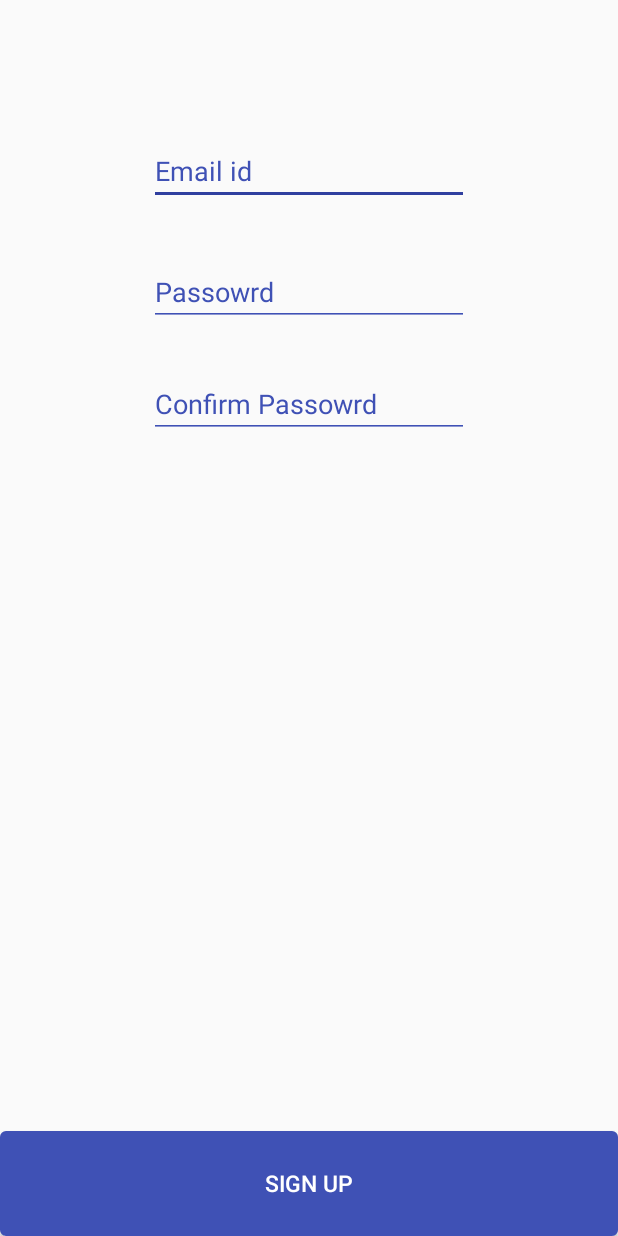
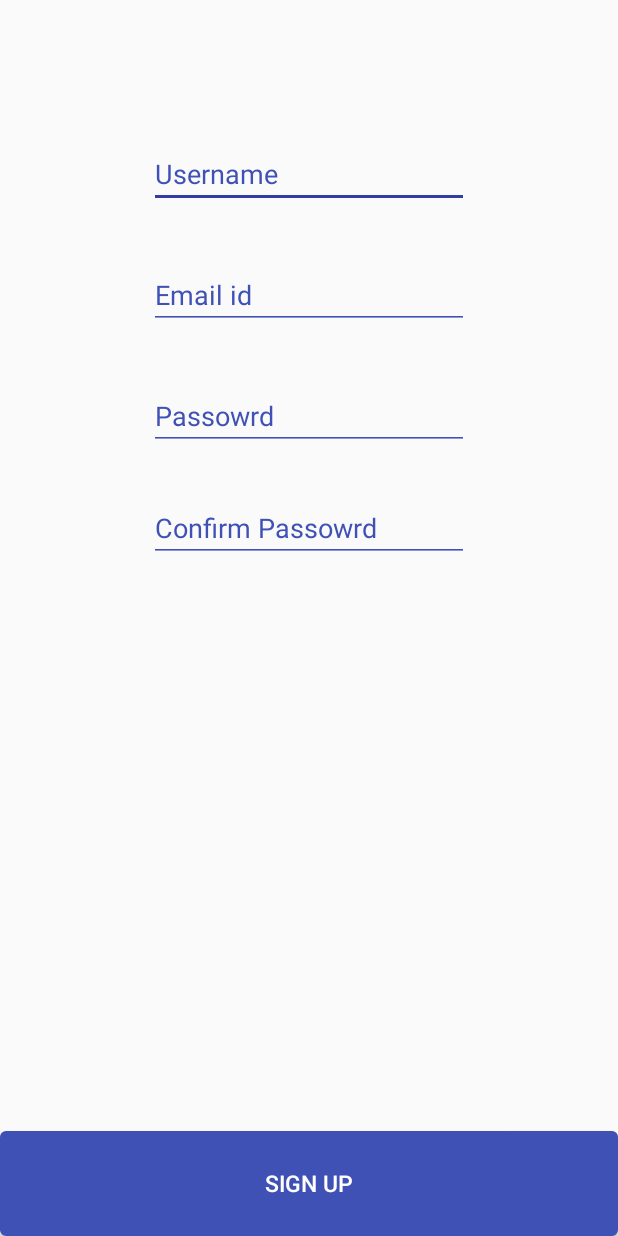
Before and after one commit to yash19970/smartCarParkingIoT, an Android app: the SignUp screen opened directly, with no data from a screen before it, on a phone screen of 412 x 824 dp. Run offline under Robolectric (Android 15) with nearby library versions, the light colour scheme and no system bars; our stand-ins replace Firebase (no records; nobody signed in at launch, a user with empty details on screens opened directly).

Commit message:
username added

```diff
--- a/Carpark/app/src/main/res/layout/sign_up.xml
+++ b/Carpark/app/src/main/res/layout/sign_up.xml
@@ -4,13 +4,28 @@
     android:layout_height="match_parent">
 
     <EditText
-        android:id="@+id/emails"
+        android:id="@+id/username"
         android:theme="@style/MyEditText"
         android:layout_width="wrap_content"
         android:layout_height="wrap_content"
         android:layout_alignParentTop="true"
         android:layout_centerHorizontal="true"
-        android:layout_marginTop="91dp"
+        android:layout_marginTop="93dp"
+        android:hint="Username"
+        android:ems="10"
+        android:inputType="textEmailAddress"
+        android:textColorHint="@color/colorPrimary"
+        android:textColor="@color/colorPrimary"
+        />
+
+    <EditText
+        android:layout_below="@+id/username"
+        android:id="@+id/emails"
+        android:theme="@style/MyEditText"
+        android:layout_width="wrap_content"
+        android:layout_height="wrap_content"
+        android:layout_centerHorizontal="true"
+        android:layout_marginTop="35dp"
         android:hint="Email id"
         android:ems="10"
         android:inputType="textEmailAddress"
@@ -61,13 +76,14 @@
         android:textSize="15sp"
 
         />
+
     <ProgressBar
         android:id="@+id/progressBar"
         android:layout_width="40dp"
         android:layout_height="40dp"
-        android:layout_gravity="center|bottom"
-        android:layout_marginBottom="20dp"
-        android:visibility="gone" android:layout_below="@+id/activity_main"
+        android:layout_below="@+id/emails"
+        android:layout_centerHorizontal="true"
+        android:visibility="gone"
         />
 
 </RelativeLayout>
```
